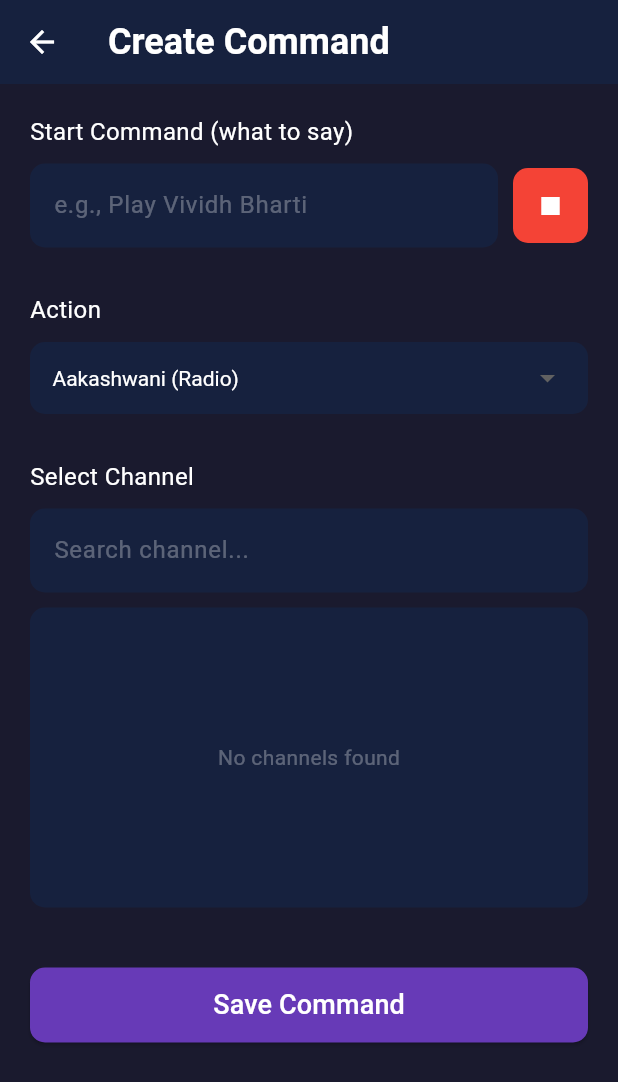
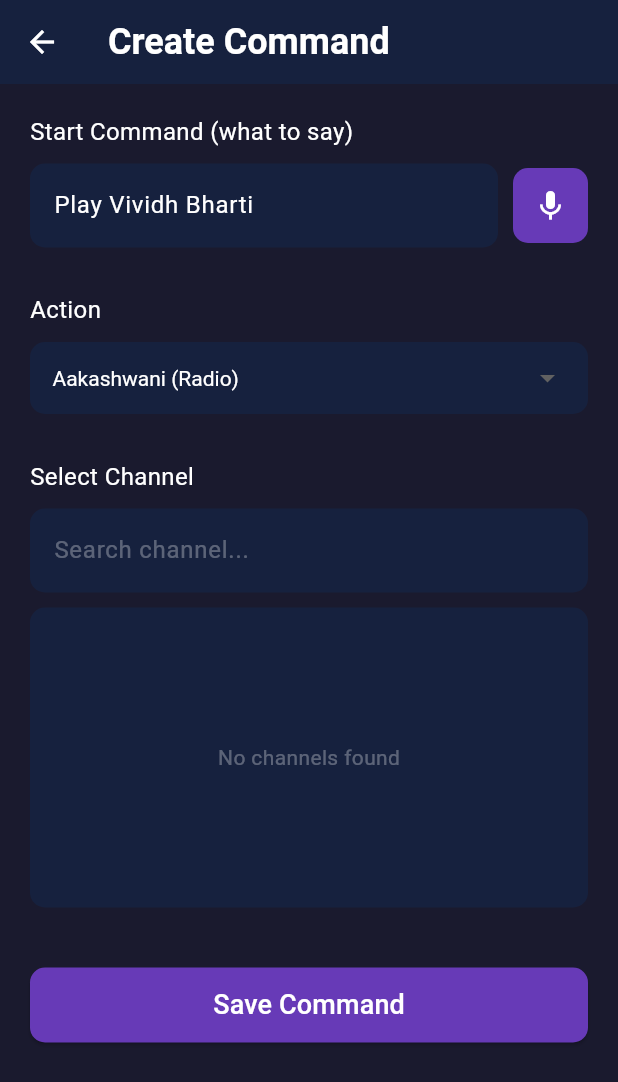
Before and after one commit to Shrawan13-glitch/RadioSathi, a Flutter app: the CommandCreateScreen screen opened directly, after a tap on the "mic" icon, on a phone screen of 412 x 824 dp. Shown: the top 1082 px of the screen. Run offline on Flutter 3.47's test engine with Material 3 defaults, Android fonts, the phone set to English and light mode, and no system bars; our stand-ins replace flutter_tts, hive, hive_flutter, just_audio, shared_preferences, speech_to_text; missing offline and left inert: flutter_inappwebview; accounts and stored records are empty.

Commit message:
Add settings button, edit commands, fix mic

```diff
--- a/lib/screens/command_create_screen.dart
+++ b/lib/screens/command_create_screen.dart
@@ -5,7 +5,8 @@
 import '../services/tts_service.dart';
 
 class CommandCreateScreen extends StatefulWidget {
-  const CommandCreateScreen({super.key});
+  final Command? command;
+  const CommandCreateScreen({super.key, this.command});
 
   @override
   State<CommandCreateScreen> createState() => _CommandCreateScreenState();
@@ -28,6 +29,22 @@
   void initState() {
     super.initState();
     _loadChannels();
+    if (widget.command != null) {
+      _startCommandController.text = widget.command!.startCommand;
+      _selectedAction = widget.command!.action;
+      if (widget.command!.channelName.isNotEmpty) {
+        _channelSearchController.text = widget.command!.channelName;
+      }
+      if (widget.command!.youtubeQuery != null) {
+        _youtubeQueryController.text = widget.command!.youtubeQuery!;
+      }
+      if (widget.command!.youtubeLink != null) {
+        _youtubeLinkController.text = widget.command!.youtubeLink!;
+      }
+      if (widget.command!.youtubeChannelHandle != null) {
+        _youtubeChannelHandleController.text = widget.command!.youtubeChannelHandle!;
+      }
+    }
   }
 
   Future<void> _loadChannels() async {
@@ -69,15 +86,17 @@
     super.dispose();
   }
 
-  void _startListening() async {
+  void _startListening() {
     setState(() {
       _isListening = true;
     });
-    await _ttsService.speak('Say the command');
-    await Future.delayed(const Duration(seconds: 2));
     _startCommandController.text = 'Play Vividh Bharti';
+    Future.delayed(const Duration(milliseconds: 500), () {
+      if (mounted) {
         setState(() {
           _isListening = false;
+        });
+      }
     });
   }
 
@@ -122,6 +141,18 @@
     String? youtubeLink = _selectedAction == 'YouTube Play Link' ? _youtubeLinkController.text : null;
     String? youtubeChannelHandle = _selectedAction == 'YouTube Latest Live' ? _youtubeChannelHandleController.text : null;
 
+    if (widget.command != null) {
+      final updatedCommand = Command(
+        id: widget.command!.id,
+        startCommand: _startCommandController.text,
+        action: _selectedAction,
+        channelName: channelName,
+        youtubeQuery: youtubeQuery,
+        youtubeLink: youtubeLink,
+        youtubeChannelHandle: youtubeChannelHandle,
+      );
+      await HiveService.updateCommand(updatedCommand);
+    } else {
       final command = Command(
         id: DateTime.now().millisecondsSinceEpoch.toString(),
         startCommand: _startCommandController.text,
@@ -131,8 +162,8 @@
         youtubeLink: youtubeLink,
         youtubeChannelHandle: youtubeChannelHandle,
       );
-
       await HiveService.addCommand(command);
+    }
 
     if (mounted) {
       Navigator.pop(context);
@@ -150,9 +181,9 @@
           onPressed: () => Navigator.pop(context),
           icon: const Icon(Icons.arrow_back, color: Colors.white),
         ),
-        title: const Text(
-          'Create Command',
-          style: TextStyle(
+        title: Text(
+          widget.command != null ? 'Edit Command' : 'Create Command',
+          style: const TextStyle(
             color: Colors.white,
             fontSize: 24,
             fontWeight: FontWeight.bold,
--- a/lib/services/hive_service.dart
+++ b/lib/services/hive_service.dart
@@ -23,6 +23,10 @@
     await _commandsBox.delete(id);
   }
 
+  static Future<void> updateCommand(Command command) async {
+    await _commandsBox.put(command.id, command);
+  }
+
   static Command? findCommandByStartCommand(String spokenText) {
     final commands = _commandsBox.values.toList();
     for (int i = commands.length - 1; i >= 0; i--) {
```
Also changed, not shown: lib/screens/commands_screen.dart (+20 -3 lines), lib/screens/home_screen.dart (+9 -0 lines). Lines whose indentation alone changed are shown as unchanged.
